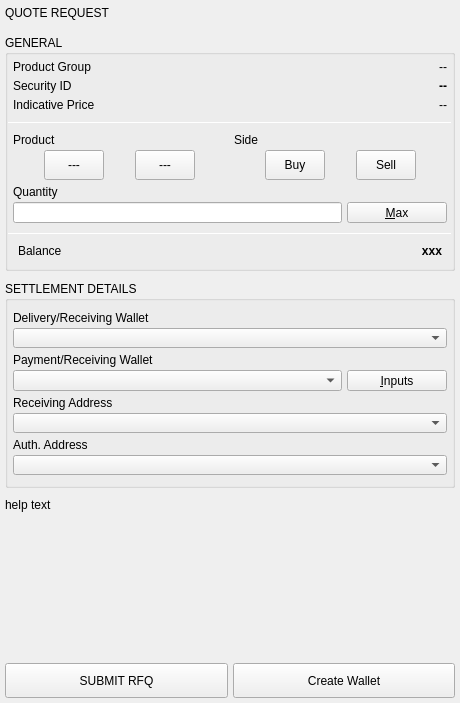
First picture: the form in BlockSettleUILib/Trading/RFQTicketXBT.ui, repository BlockSettle/terminal, before the edit.
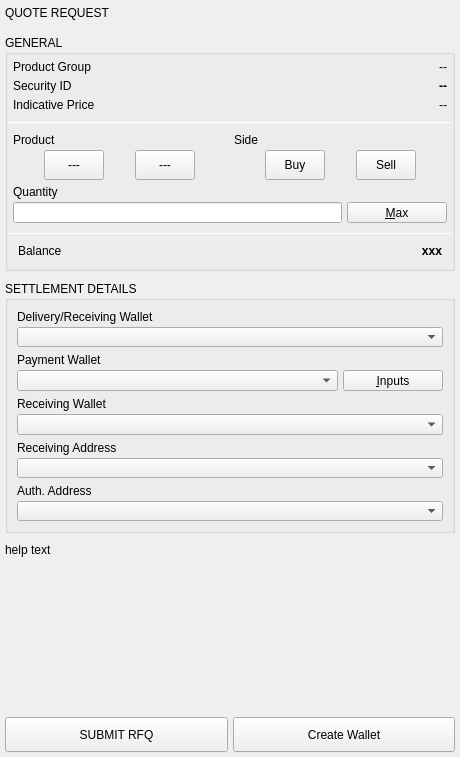
Second picture: the form after the edit.

Commit message:
Wallets selection updates (#1328)
* Tiny style fixes

* Allow receive payments to WO wallet for XBT trades

* Tiny style fixes

* Debug armory broadcasts

* Allow select XBT wallets for CC responder

* Fix Tx hash dump

The edit to the form file:
```diff
--- a/BlockSettleUILib/Trading/RFQTicketXBT.ui
+++ b/BlockSettleUILib/Trading/RFQTicketXBT.ui
@@ -7,7 +7,7 @@
     <x>0</x>
     <y>0</y>
     <width>460</width>
-    <height>703</height>
+    <height>757</height>
    </rect>
   </property>
   <property name="sizePolicy">
@@ -16,6 +16,12 @@
     <verstretch>0</verstretch>
    </sizepolicy>
   </property>
+  <property name="minimumSize">
+   <size>
+    <width>0</width>
+    <height>0</height>
+   </size>
+  </property>
   <property name="maximumSize">
    <size>
     <width>16777215</width>
@@ -780,22 +786,7 @@
         <property name="wellGroupBoxWithButtonBar" stdset="0">
          <bool>true</bool>
         </property>
-        <layout class="QVBoxLayout" name="verticalLayout_15">
-         <property name="spacing">
-          <number>5</number>
-         </property>
-         <property name="leftMargin">
-          <number>5</number>
-         </property>
-         <property name="topMargin">
-          <number>10</number>
-         </property>
-         <property name="rightMargin">
-          <number>5</number>
-         </property>
-         <property name="bottomMargin">
-          <number>10</number>
-         </property>
+        <layout class="QVBoxLayout" name="verticalLayout_5">
          <item>
           <widget class="QWidget" name="CCWalletLayout" native="true">
            <property name="minimumSize">
@@ -847,7 +838,7 @@
           </widget>
          </item>
          <item>
-          <widget class="QWidget" name="XBTWalletLayout" native="true">
+          <widget class="QWidget" name="XBTWalletLayoutSend" native="true">
            <property name="minimumSize">
             <size>
              <width>0</width>
@@ -873,7 +864,7 @@
             <item>
              <widget class="QLabel" name="labelWalletName">
               <property name="text">
-               <string>Payment/Receiving Wallet</string>
+               <string>Payment Wallet</string>
               </property>
              </widget>
             </item>
@@ -942,6 +933,83 @@
            </layout>
           </widget>
          </item>
+         <item>
+          <widget class="QWidget" name="XBTWalletLayoutRecv" native="true">
+           <property name="minimumSize">
+            <size>
+             <width>0</width>
+             <height>0</height>
+            </size>
+           </property>
+           <layout class="QVBoxLayout" name="verticalLayout_15">
+            <property name="spacing">
+             <number>3</number>
+            </property>
+            <property name="leftMargin">
+             <number>0</number>
+            </property>
+            <property name="topMargin">
+             <number>0</number>
+            </property>
+            <property name="rightMargin">
+             <number>0</number>
+            </property>
+            <property name="bottomMargin">
+             <number>0</number>
+            </property>
+            <item>
+             <widget class="QLabel" name="labelWalletNameRecv">
+              <property name="text">
+               <string>Receiving Wallet</string>
+              </property>
+             </widget>
+            </item>
+            <item>
+             <widget class="QWidget" name="receivingWalletWidgetRecv" native="true">
+              <layout class="QHBoxLayout" name="horizontalLayout_12">
+               <property name="spacing">
+                <number>5</number>
+               </property>
+               <property name="leftMargin">
+                <number>0</number>
+               </property>
+               <property name="topMargin">
+                <number>0</number>
+               </property>
+               <property name="rightMargin">
+                <number>0</number>
+               </property>
+               <property name="bottomMargin">
+                <number>0</number>
+               </property>
+               <item>
+                <widget class="QComboBox" name="comboBoxXBTWalletsRecv">
+                 <property name="sizePolicy">
+                  <sizepolicy hsizetype="MinimumExpanding" vsizetype="Fixed">
+                   <horstretch>0</horstretch>
+                   <verstretch>0</verstretch>
+                  </sizepolicy>
+                 </property>
+                 <property name="minimumSize">
+                  <size>
+                   <width>0</width>
+                   <height>21</height>
+                  </size>
+                 </property>
+                 <property name="maximumSize">
+                  <size>
+                   <width>16777215</width>
+                   <height>21</height>
+                  </size>
+                 </property>
+                </widget>
+               </item>
+              </layout>
+             </widget>
+            </item>
+           </layout>
+          </widget>
+         </item>
          <item>
           <widget class="QWidget" name="recAddressLayout" native="true">
            <property name="minimumSize">
```
Left out of the diff: 8 changed lines with no effect on the pictures. The commit also changes 11 other files.
